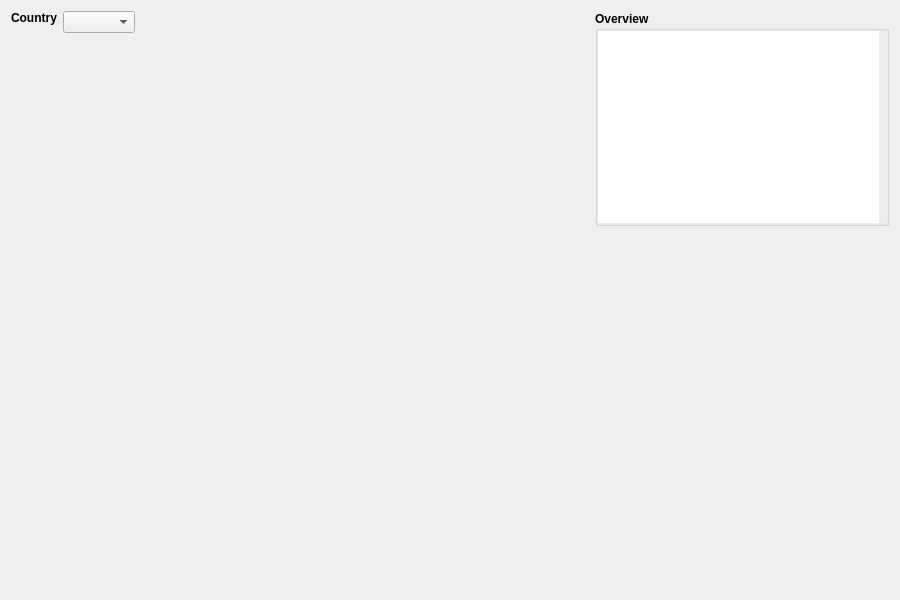
Before: the Qt Designer form apps/qt/mainwindow.ui in bbvch/Coronan, drawn with Qt 5.
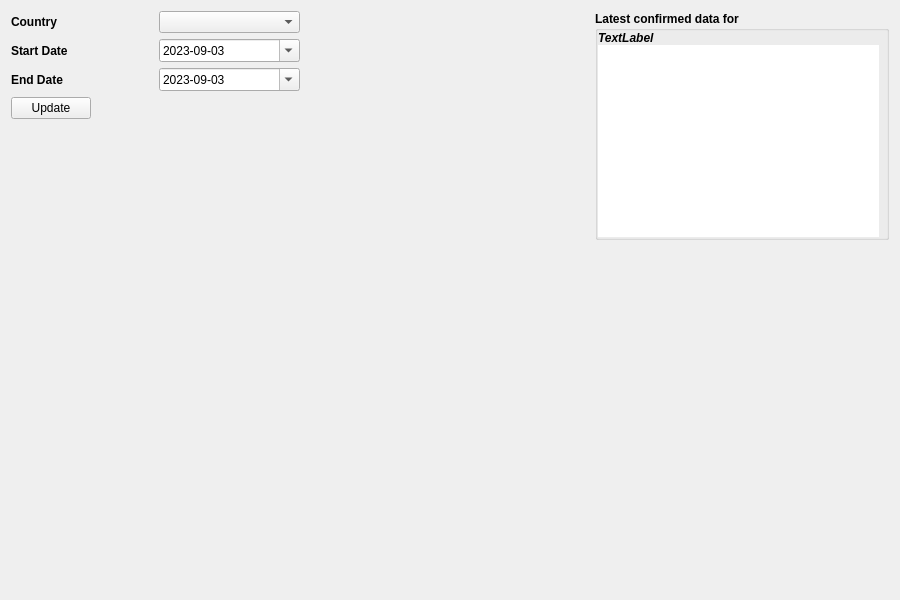
After: the same form once the commit is applied.

```diff
--- a/apps/qt/mainwindow.ui
+++ b/apps/qt/mainwindow.ui
@@ -18,21 +18,144 @@
     <layout class="QVBoxLayout" name="verticalLayout">
      <item>
       <layout class="QHBoxLayout" name="horizontalLayout">
-       <item alignment="Qt::AlignTop">
-        <widget class="QLabel" name="label">
-         <property name="font">
-          <font>
-           <weight>75</weight>
-           <bold>true</bold>
-          </font>
-         </property>
-         <property name="text">
-          <string>Country</string>
-         </property>
-        </widget>
-       </item>
-       <item alignment="Qt::AlignTop">
-        <widget class="QComboBox" name="countryComboBox"/>
+       <item>
+        <layout class="QVBoxLayout" name="verticalLayout_3">
+         <item>
+          <layout class="QHBoxLayout" name="horizontalLayout_6">
+           <item>
+            <widget class="QLabel" name="country_label">
+             <property name="font">
+              <font>
+               <weight>75</weight>
+               <bold>true</bold>
+              </font>
+             </property>
+             <property name="text">
+              <string>Country</string>
+             </property>
+            </widget>
+           </item>
+           <item>
+            <widget class="QComboBox" name="countryComboBox"/>
+           </item>
+          </layout>
+         </item>
+         <item>
+          <layout class="QHBoxLayout" name="horizontalLayout_5">
+           <item>
+            <widget class="QLabel" name="start_date_label2">
+             <property name="font">
+              <font>
+               <weight>75</weight>
+               <bold>true</bold>
+              </font>
+             </property>
+             <property name="text">
+              <string>Start Date</string>
+             </property>
+            </widget>
+           </item>
+           <item>
+            <widget class="QDateEdit" name="startDate">
+             <property name="dateTime">
+              <datetime>
+               <hour>0</hour>
+               <minute>0</minute>
+               <second>0</second>
+               <year>2023</year>
+               <month>9</month>
+               <day>3</day>
+              </datetime>
+             </property>
+             <property name="displayFormat">
+              <string extracomment="yyyy-MM-dd">yyyy-MM-dd</string>
+             </property>
+             <property name="calendarPopup">
+              <bool>true</bool>
+             </property>
+            </widget>
+           </item>
+          </layout>
+         </item>
+         <item>
+          <layout class="QHBoxLayout" name="horizontalLayout_4">
+           <item>
+            <widget class="QLabel" name="end_date_label">
+             <property name="font">
+              <font>
+               <weight>75</weight>
+               <bold>true</bold>
+              </font>
+             </property>
+             <property name="text">
+              <string>End Date</string>
+             </property>
+            </widget>
+           </item>
+           <item>
+            <widget class="QDateEdit" name="endDate">
+             <property name="dateTime">
+              <datetime>
+               <hour>0</hour>
+               <minute>0</minute>
+               <second>0</second>
+               <year>2023</year>
+               <month>9</month>
+               <day>3</day>
+              </datetime>
+             </property>
+             <property name="displayFormat">
+              <string extracomment="yyyy-MM-dd">yyyy-MM-dd</string>
+             </property>
+             <property name="calendarPopup">
+              <bool>true</bool>
+             </property>
+            </widget>
+           </item>
+          </layout>
+         </item>
+         <item>
+          <layout class="QVBoxLayout" name="verticalLayout_5">
+           <item>
+            <layout class="QHBoxLayout" name="horizontalLayout_7">
+             <item>
+              <widget class="QPushButton" name="updateButton">
+               <property name="text">
+                <string>Update</string>
+               </property>
+              </widget>
+             </item>
+             <item>
+              <spacer name="horizontalSpacer_3">
+               <property name="orientation">
+                <enum>Qt::Horizontal</enum>
+               </property>
+               <property name="sizeHint" stdset="0">
+                <size>
+                 <width>40</width>
+                 <height>20</height>
+                </size>
+               </property>
+              </spacer>
+             </item>
+            </layout>
+           </item>
+           <item>
+            <spacer name="verticalSpacer">
+             <property name="orientation">
+              <enum>Qt::Vertical</enum>
+             </property>
+             <property name="sizeHint" stdset="0">
+              <size>
+               <width>20</width>
+               <height>40</height>
+              </size>
+             </property>
+            </spacer>
+           </item>
+          </layout>
+         </item>
+        </layout>
        </item>
        <item>
         <spacer name="horizontalSpacer_2">
@@ -68,7 +191,7 @@
           <bool>false</bool>
          </property>
          <property name="title">
-          <string>Overview</string>
+          <string>Latest confirmed data for</string>
          </property>
          <property name="flat">
           <bool>false</bool>
@@ -92,6 +215,20 @@
           <property name="bottomMargin">
            <number>0</number>
           </property>
+          <item>
+           <widget class="QLabel" name="overviewCountryLabel">
+            <property name="font">
+             <font>
+              <weight>75</weight>
+              <italic>true</italic>
+              <bold>true</bold>
+             </font>
+            </property>
+            <property name="text">
+             <string>TextLabel</string>
+            </property>
+           </widget>
+          </item>
           <item>
            <widget class="QTableView" name="overviewTable">
             <property name="enabled">
```
